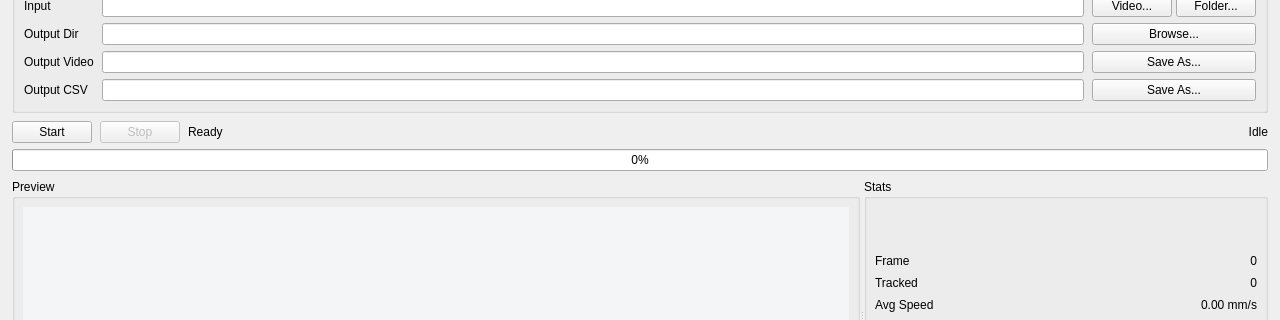
This is bubble_tracker_ui.ui in AHin16/YOLOTracker as Qt 5 draws it before an edit; both pictures show x 0 to 1280 and y 122 to 442 of the 1280 by 860 pixel window. The edited form follows.
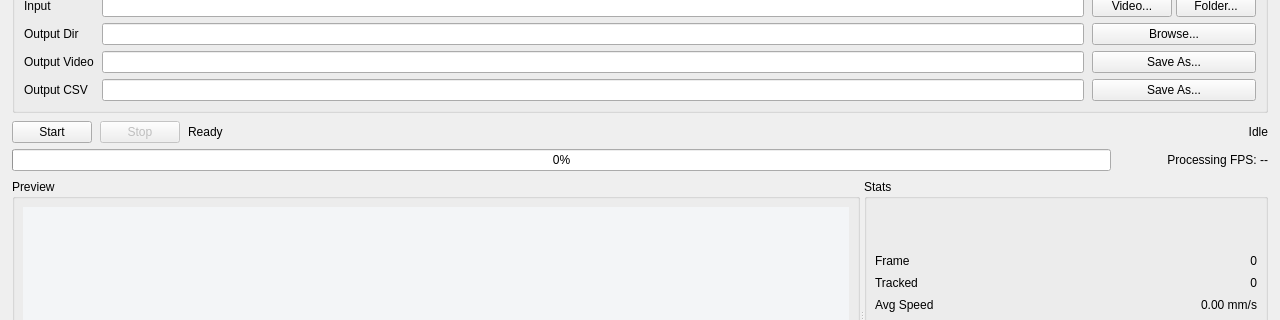
This is the edited form.

What changed in the file:
```diff
--- a/bubble_tracker_ui.ui
+++ b/bubble_tracker_ui.ui
@@ -252,11 +252,34 @@
        </layout>
       </item>
       <item>
+       <layout class="QHBoxLayout" name="progressLayout">
+        <property name="spacing">
+         <number>12</number>
+        </property>
+        <item>
        <widget class="QProgressBar" name="progressBar">
         <property name="value">
          <number>0</number>
         </property>
        </widget>
+        </item>
+        <item>
+         <widget class="QLabel" name="processingFpsLabel">
+          <property name="minimumSize">
+           <size>
+            <width>145</width>
+            <height>0</height>
+           </size>
+          </property>
+          <property name="text">
+           <string>Processing FPS: --</string>
+          </property>
+          <property name="alignment">
+           <set>Qt::AlignmentFlag::AlignRight|Qt::AlignmentFlag::AlignTrailing|Qt::AlignmentFlag::AlignVCenter</set>
+          </property>
+         </widget>
+        </item>
+       </layout>
       </item>
      </layout>
     </item>
```
Lines whose indentation alone changed are shown as unchanged.
